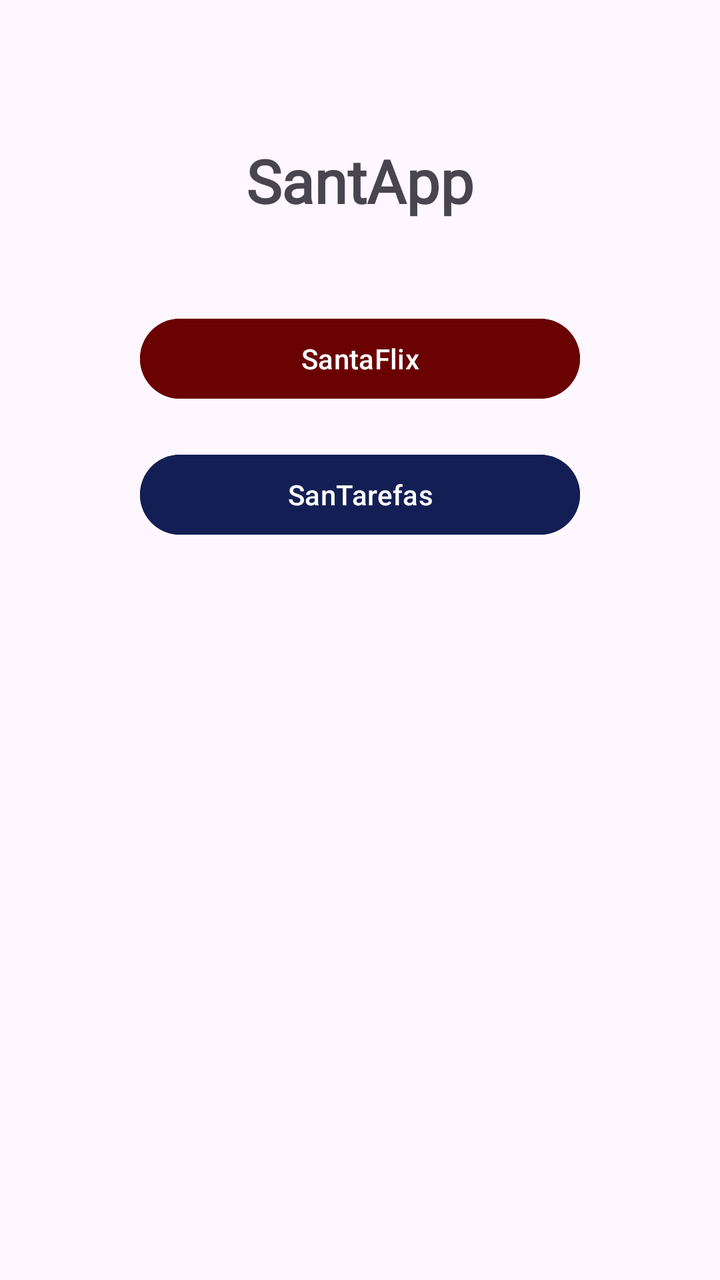
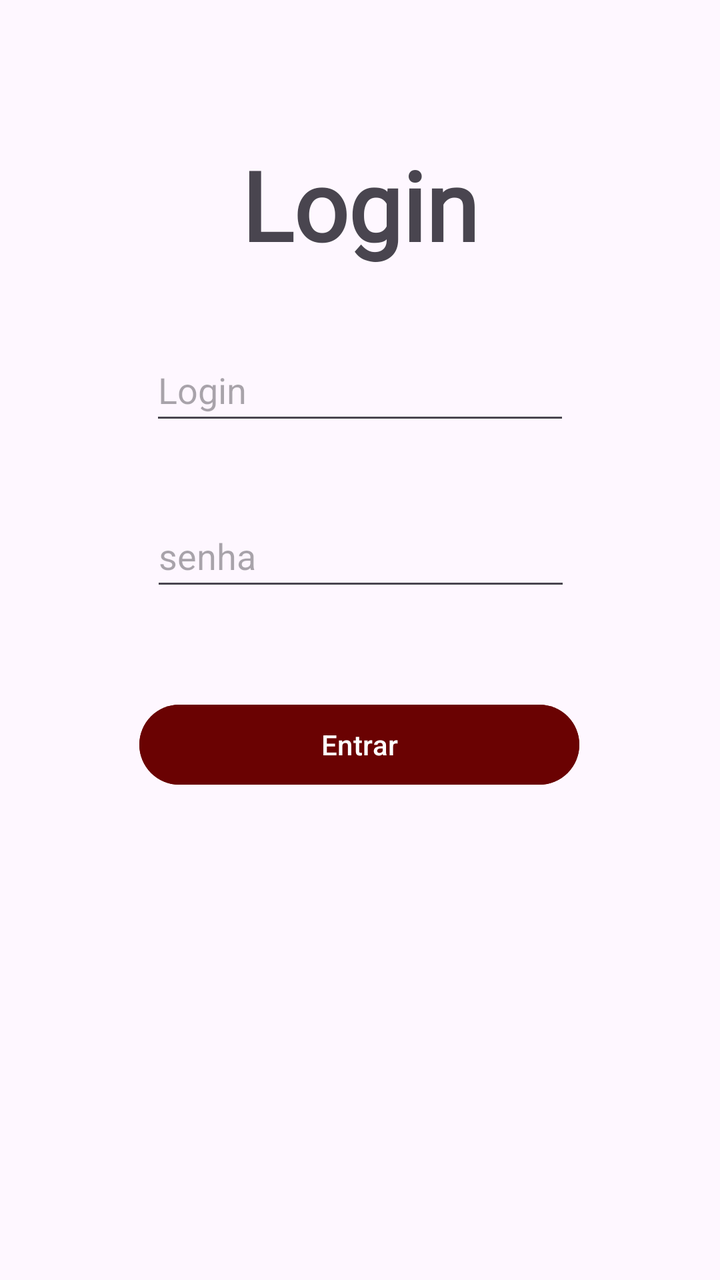

An Android layout rendered at two revisions. The XML below is the earlier revision; the diff shows what the commit changed to produce the second picture.
<!-- AndroidManifest.xml: application theme Theme.Aula05 -->
<!-- res/layout/activity_main.xml -->
<?xml version="1.0" encoding="utf-8"?>
<androidx.constraintlayout.widget.ConstraintLayout xmlns:android="http://schemas.android.com/apk/res/android"
    xmlns:app="http://schemas.android.com/apk/res-auto"
    xmlns:tools="http://schemas.android.com/tools"
    android:id="@+id/main"
    android:layout_width="match_parent"
    android:layout_height="match_parent"
    tools:context=".view.MainActivity">

    <Button
        android:id="@+id/btn_menu_tarefas"
        android:layout_width="220dp"
        android:layout_height="48dp"
        android:layout_marginTop="20dp"
        android:backgroundTint="#131F54"
        android:text="SanTarefas"
        app:layout_constraintEnd_toEndOf="parent"
        app:layout_constraintStart_toStartOf="parent"
        app:layout_constraintTop_toBottomOf="@+id/btn_menu_filmes" />

    <Button
        android:id="@+id/btn_menu_filmes"
        android:layout_width="220dp"
        android:layout_height="48dp"
        android:layout_marginTop="45dp"
        android:backgroundTint="#6A0202"
        android:text="SantaFlix"
        app:layout_constraintEnd_toEndOf="parent"
        app:layout_constraintStart_toStartOf="parent"
        app:layout_constraintTop_toBottomOf="@+id/tv_nome" />

    <TextView
        android:id="@+id/tv_nome"
        android:layout_width="wrap_content"
        android:layout_height="wrap_content"
        android:layout_marginTop="70dp"
        android:fontFamily="@font/alata"
        android:text="SantApp"
        android:textSize="30dp"
        android:textStyle="bold"
        app:layout_constraintEnd_toEndOf="parent"
        app:layout_constraintStart_toStartOf="parent"
        app:layout_constraintTop_toTopOf="parent" />
</androidx.constraintlayout.widget.ConstraintLayout>
<!-- resources referenced by this layout -->
<resources>
  <style name="Theme.Aula05" parent="Base.Theme.Aula05" />
  <style name="Base.Theme.Aula05" parent="Theme.Material3.DayNight.NoActionBar">
          
          
      </style>
</resources>

<!-- the commit's change to res/layout/activity_main.xml (unified diff, before → after) -->
@@ -8,26 +8,16 @@
     tools:context=".view.MainActivity">
 
     <Button
-        android:id="@+id/btn_menu_tarefas"
+        android:id="@+id/btn_cadastrar_filmes"
         android:layout_width="220dp"
         android:layout_height="48dp"
-        android:layout_marginTop="20dp"
-        android:backgroundTint="#131F54"
-        android:text="SanTarefas"
+        android:layout_marginTop="48dp"
+        android:backgroundTint="#6A0202"
+        android:text="Entrar"
         app:layout_constraintEnd_toEndOf="parent"
+        app:layout_constraintHorizontal_bias="0.497"
         app:layout_constraintStart_toStartOf="parent"
-        app:layout_constraintTop_toBottomOf="@+id/btn_menu_filmes" />
-
-    <Button
-        android:id="@+id/btn_menu_filmes"
-        android:layout_width="220dp"
-        android:layout_height="48dp"
-        android:layout_marginTop="45dp"
-        android:backgroundTint="#6A0202"
-        android:text="SantaFlix"
-        app:layout_constraintEnd_toEndOf="parent"
-        app:layout_constraintStart_toStartOf="parent"
-        app:layout_constraintTop_toBottomOf="@+id/tv_nome" />
+        app:layout_constraintTop_toBottomOf="@+id/edt_senha" />
 
     <TextView
         android:id="@+id/tv_nome"
@@ -35,10 +25,37 @@
         android:layout_height="wrap_content"
         android:layout_marginTop="70dp"
         android:fontFamily="@font/alata"
-        android:text="SantApp"
-        android:textSize="30dp"
+        android:text="Login"
+        android:textSize="48dp"
         android:textStyle="bold"
         app:layout_constraintEnd_toEndOf="parent"
         app:layout_constraintStart_toStartOf="parent"
         app:layout_constraintTop_toTopOf="parent" />
+
+    <EditText
+        android:id="@+id/edt_login"
+        android:layout_width="wrap_content"
+        android:layout_height="wrap_content"
+        android:layout_marginTop="35dp"
+        android:ems="10"
+        android:hint="Login"
+        android:inputType="text"
+        android:minHeight="48dp"
+        app:layout_constraintEnd_toEndOf="parent"
+        app:layout_constraintStart_toStartOf="parent"
+        app:layout_constraintTop_toBottomOf="@+id/tv_nome" />
+
+    <EditText
+        android:id="@+id/edt_senha"
+        android:layout_width="wrap_content"
+        android:layout_height="wrap_content"
+        android:layout_marginTop="35dp"
+        android:ems="10"
+        android:hint="senha"
+        android:inputType="text"
+        android:minHeight="48dp"
+        app:layout_constraintEnd_toEndOf="parent"
+        app:layout_constraintHorizontal_bias="0.502"
+        app:layout_constraintStart_toStartOf="parent"
+        app:layout_constraintTop_toBottomOf="@+id/edt_login" />
 </androidx.constraintlayout.widget.ConstraintLayout>
